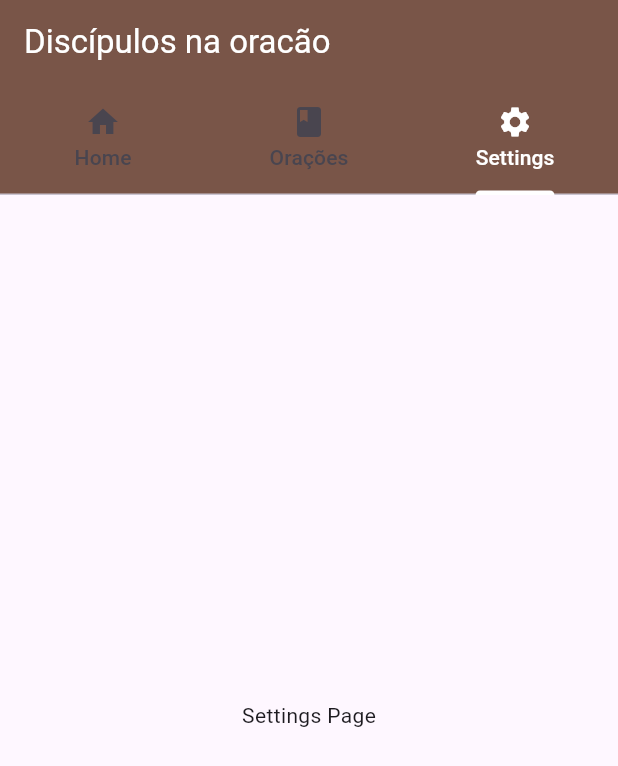
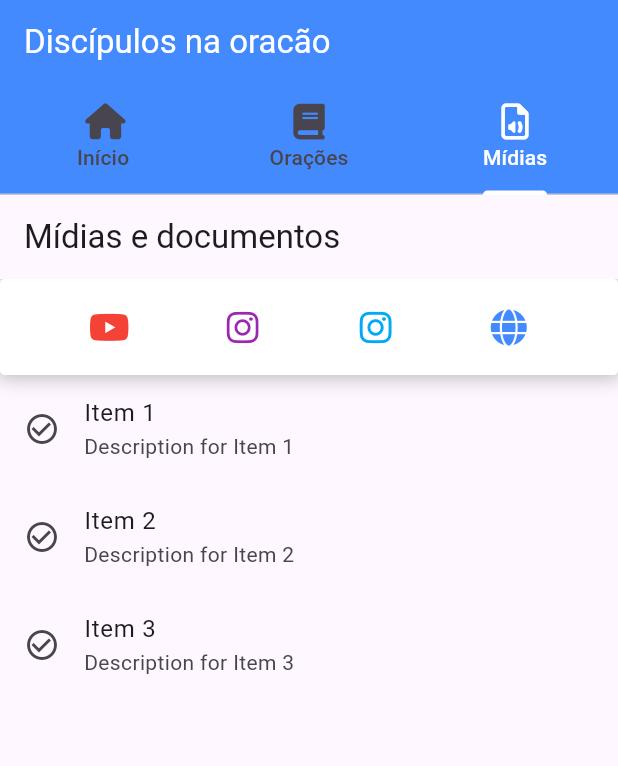
Before and after one commit to felipesergios/prayer_app_frat, a Flutter app: the screen it shows after launch, tab 3 chosen, on a phone screen of 412 x 824 dp. Shown: the top 766 px of the screen. Run offline on Flutter 3.47's test engine with Material 3 defaults, Android fonts, the phone set to English and light mode, and no system bars; our stand-ins replace flutter_markdown, font_awesome_flutter; network calls fail.

Commit message:
create widget to social media and get remote markdown

```diff
--- /dev/null
+++ b/lib/landing.dart
@@ -0,0 +1,48 @@
+import 'package:flutter/material.dart';
+import 'social.dart';
+import 'MarkdownViewer.dart';
+
+class Landing extends StatelessWidget {
+  @override
+  Widget build(BuildContext context) {
+    return Scaffold(
+      appBar: AppBar(
+        title: Text('Mídias e documentos'),
+      ),
+      body: ListView(
+        children: [
+          SocialMedia(),
+
+
+          ListTile(
+            title: Text('Item 1'),
+            subtitle: Text('Description for Item 1'),
+            leading: Icon(Icons.check_circle_outline),
+            onTap: () {
+              // Ação ao clicar no item (opcional)
+              print('Item 1 tapped');
+            },
+          ),
+          ListTile(
+            title: Text('Item 2'),
+            subtitle: Text('Description for Item 2'),
+            leading: Icon(Icons.check_circle_outline),
+            onTap: () {
+              // Ação ao clicar no item (opcional)
+              print('Item 2 tapped');
+            },
+          ),
+          ListTile(
+            title: Text('Item 3'),
+            subtitle: Text('Description for Item 3'),
+            leading: Icon(Icons.check_circle_outline),
+            onTap: () {
+              // Ação ao clicar no item (opcional)
+              print('Item 3 tapped');
+            },
+          ),
+        ],
+      ),
+    );
+  }
+}
--- a/lib/main.dart
+++ b/lib/main.dart
@@ -1,7 +1,11 @@
 import 'package:flutter/material.dart';
+import 'package:font_awesome_flutter/font_awesome_flutter.dart';
 import 'home.dart';
 import 'favorites.dart';
 import 'prayerling.dart';
+import 'MarkdownViewer.dart';
+import 'social.dart';
+import 'landing.dart';
 
 void main() => runApp(MyApp());
 
@@ -53,7 +57,7 @@ class _StartComponentState extends State<StartComponent> with SingleTickerProvid
     return Scaffold(
       appBar: AppBar(
         //backgroundColor: Theme.of(context).colorScheme.inversePrimary,
-        backgroundColor:Colors.brown,
+        backgroundColor:Colors.blueAccent,
         surfaceTintColor: Colors.white,
         foregroundColor: Colors.white,
         title: Text("Discípulos na oracão"),
@@ -62,9 +66,9 @@ class _StartComponentState extends State<StartComponent> with SingleTickerProvid
           labelColor: Colors.white,
           controller: _tabController,
           tabs: [
-            Tab(icon: Icon(Icons.home), text: "Home"),
-            Tab(icon: Icon(Icons.book), text: "Orações"),
-            Tab(icon: Icon(Icons.settings), text: "Settings"),
+            Tab(icon: Icon(FontAwesomeIcons.house), text: "Início"),
+            Tab(icon: Icon(FontAwesomeIcons.book), text: "Orações"),
+            Tab(icon: Icon(FontAwesomeIcons.fileAudio), text: "Mídias"),
           ],
         ),
       ),
@@ -76,7 +80,10 @@ class _StartComponentState extends State<StartComponent> with SingleTickerProvid
               onPressed: () {
                 Navigator.pushNamed(context, '/home');
               },
-              child: Text("Ir para Home"),
+              child: MarkdownViewer(
+                    githubRepoUrl: 'raw.githubusercontent.com', // Exemplo de URL do GitHub
+                    markdownFilePath: '/felipesergios/Ansibleauto/main/Deployments/create_linux_vm/README.md', // Exemplo de caminho do arquivo Markdown
+                  ),
             ),
           ),
           Center(
@@ -87,7 +94,7 @@ class _StartComponentState extends State<StartComponent> with SingleTickerProvid
               child: HomePage(),
             ),
           ),
-          Center(child: Text("Settings Page")),
+          Center(child: Landing()),
         ],
       ),
     );
--- /dev/null
+++ b/lib/social.dart
@@ -0,0 +1,62 @@
+import 'package:flutter/material.dart';
+import 'package:url_launcher/url_launcher.dart';
+import 'package:font_awesome_flutter/font_awesome_flutter.dart';
+
+class SocialMedia extends StatelessWidget {
+  // Função para abrir o URL usando o url_launcher
+  void _launchURL(String url) async {
+    if (await canLaunch(url)) {
+      await launch(url);
+    } else {
+      throw 'Could not launch $url';
+    }
+  }
+
+  @override
+  Widget build(BuildContext context) {
+    return Container(
+      decoration: BoxDecoration(
+        color: Colors.white,
+        borderRadius: BorderRadius.circular(3),
+        boxShadow: [
+          BoxShadow(
+            color: Colors.black26,
+            blurRadius: 10,
+            spreadRadius: 2,
+          ),
+        ],
+      ),
+      padding: EdgeInsets.all(8),
+      child: Row(
+        mainAxisSize: MainAxisSize.min,
+        mainAxisAlignment: MainAxisAlignment.spaceEvenly,
+        children: [
+          IconButton(
+            icon: FaIcon(FontAwesomeIcons.youtube, color: Colors.red),
+            onPressed: () {
+              _launchURL('https://www.youtube.com/fratmaededeus');
+            },
+          ),
+          IconButton(
+            icon: FaIcon(FontAwesomeIcons.instagram, color: Colors.purple),
+            onPressed: () {
+              _launchURL('https://www.instagram.com/discipulosdamaededeus');
+            },
+          ),
+          IconButton(
+            icon: FaIcon(FontAwesomeIcons.instagram, color: Colors.lightBlue),
+            onPressed: () {
+              _launchURL('https://www.instagram.com/maramariafdmd');
+            },
+          ),
+          IconButton(
+            icon: FaIcon(FontAwesomeIcons.globe, color: Colors.blueAccent),
+            onPressed: () {
+              _launchURL('https://www.discipulosdamaededeus.com.br/');
+            },
+          ),
+        ],
+      ),
+    );
+  }
+}
--- a/pubspec.yaml
+++ b/pubspec.yaml
@@ -32,6 +32,9 @@ dependencies:
     sdk: flutter
 
   flutter_markdown: ^0.6.9
+  url_launcher: ^6.1.7
+  font_awesome_flutter: ^10.1.0
+  http: ^0.13.3
   file_picker: ^4.0.0
 
 
```
Also changed, not shown: lib/MarkdownViewer.dart (added, +82 -0 lines), lib/socialmedia.dart (added, +89 -0 lines), pubspec.lock, 6 other files.
